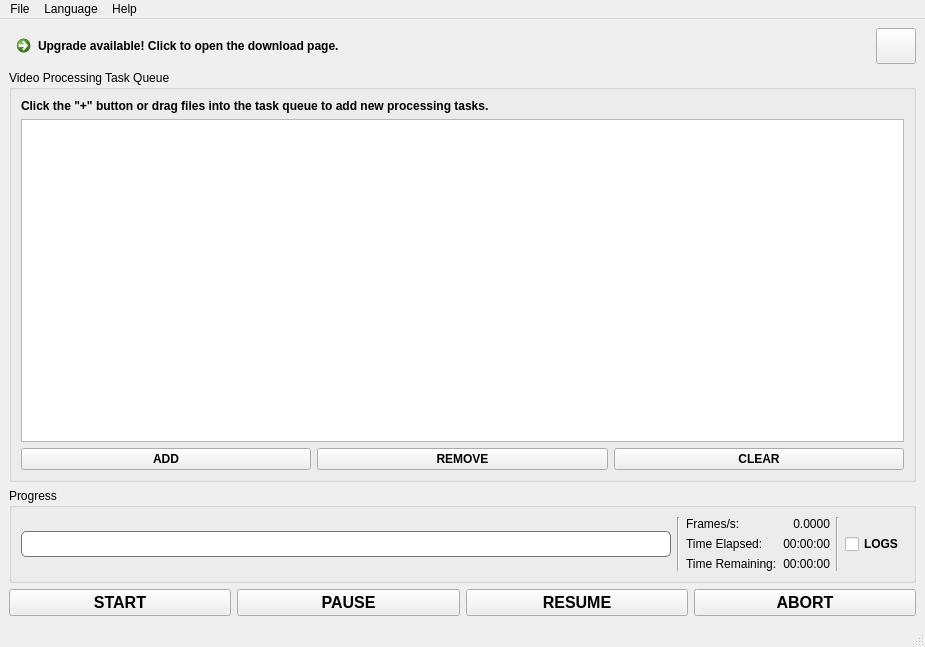
The window that src/mainwindow.ui (k4yt3x/video2x-qt6) describes before a commit, drawn with Qt 5.
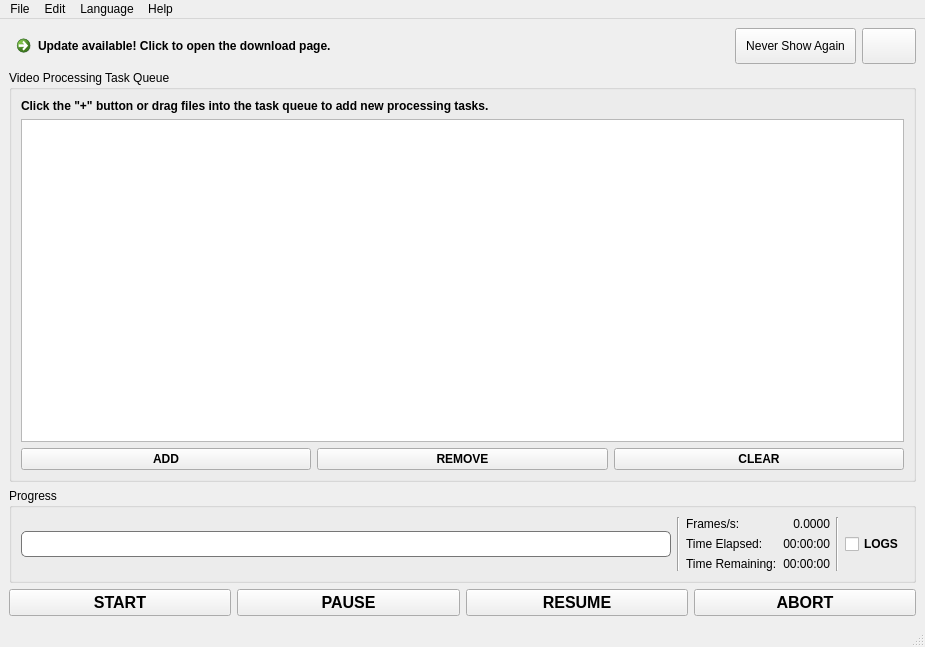
The same window after the commit. Icons and pictures are not drawn. Custom widgets are drawn as their Qt base class.

```diff
--- a/src/mainwindow.ui
+++ b/src/mainwindow.ui
@@ -18,20 +18,51 @@
     <item>
      <layout class="QHBoxLayout" name="horizontalLayout_5">
       <item>
-       <widget class="QCommandLinkButton" name="upgradeCommandLinkButton">
+       <widget class="QCommandLinkButton" name="updateCommandLinkButton">
+        <property name="sizePolicy">
+         <sizepolicy hsizetype="Expanding" vsizetype="Preferred">
+          <horstretch>0</horstretch>
+          <verstretch>0</verstretch>
+         </sizepolicy>
+        </property>
         <property name="text">
-         <string>Upgrade available! Click to open the download page.</string>
+         <string>Update available! Click to open the download page.</string>
         </property>
+        <property name="iconSize">
+         <size>
+          <width>16</width>
+          <height>16</height>
+         </size>
+        </property>
        </widget>
       </item>
       <item>
-       <widget class="QPushButton" name="closeUpgradePushButton">
+       <widget class="QPushButton" name="neverShowUpdatePushButton">
+        <property name="sizePolicy">
+         <sizepolicy hsizetype="Preferred" vsizetype="Preferred">
+          <horstretch>0</horstretch>
+          <verstretch>0</verstretch>
+         </sizepolicy>
+        </property>
+        <property name="styleSheet">
+         <string notr="true">padding: 10px 10px;</string>
+        </property>
+        <property name="text">
+         <string>Never Show Again</string>
+        </property>
+       </widget>
+      </item>
+      <item>
+       <widget class="QPushButton" name="closeUpdatePushButton">
         <property name="sizePolicy">
          <sizepolicy hsizetype="Fixed" vsizetype="Preferred">
           <horstretch>0</horstretch>
           <verstretch>0</verstretch>
          </sizepolicy>
         </property>
+        <property name="styleSheet">
+         <string notr="true">padding: 10px 10px;</string>
+        </property>
         <property name="text">
          <string/>
         </property>
@@ -481,7 +512,14 @@
     <addaction name="actionLanguageJAJP"/>
     <addaction name="actionLanguagePTPT"/>
    </widget>
+   <widget class="QMenu" name="menuSettings">
+    <property name="title">
+     <string>Edit</string>
+    </property>
+    <addaction name="actionRestore_Defaults"/>
+   </widget>
    <addaction name="menuFile"/>
+   <addaction name="menuSettings"/>
    <addaction name="menuLanguage"/>
    <addaction name="menuHelp"/>
   </widget>
```
Left out of the diff: 5 changed lines with no effect on the pictures.
